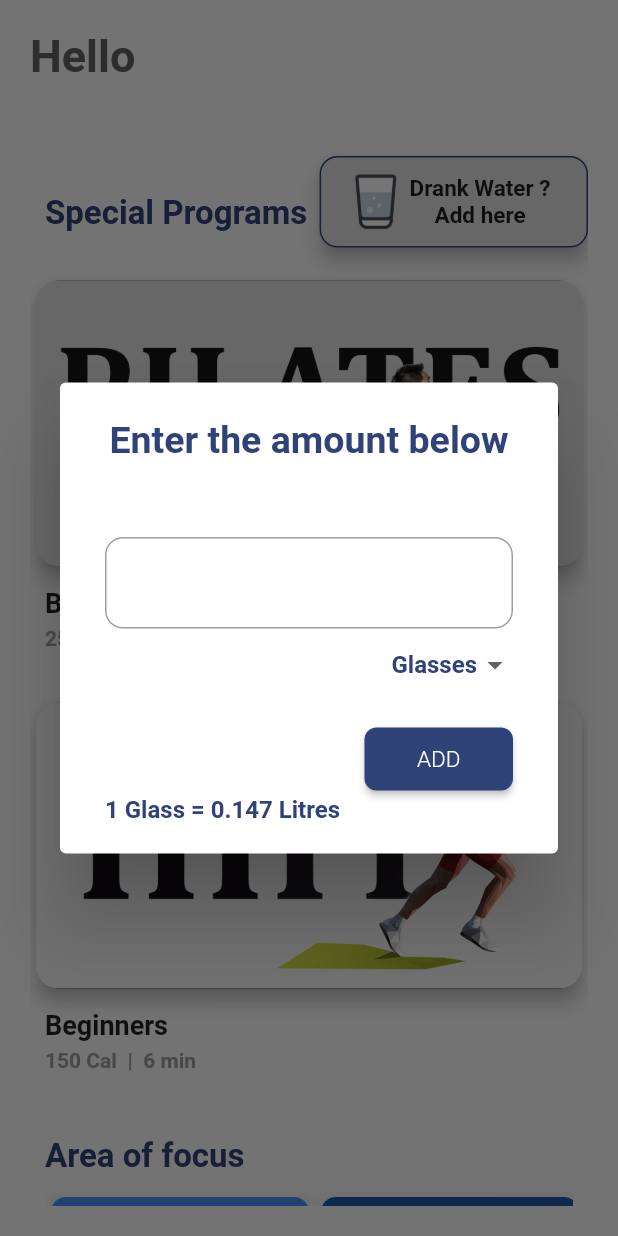
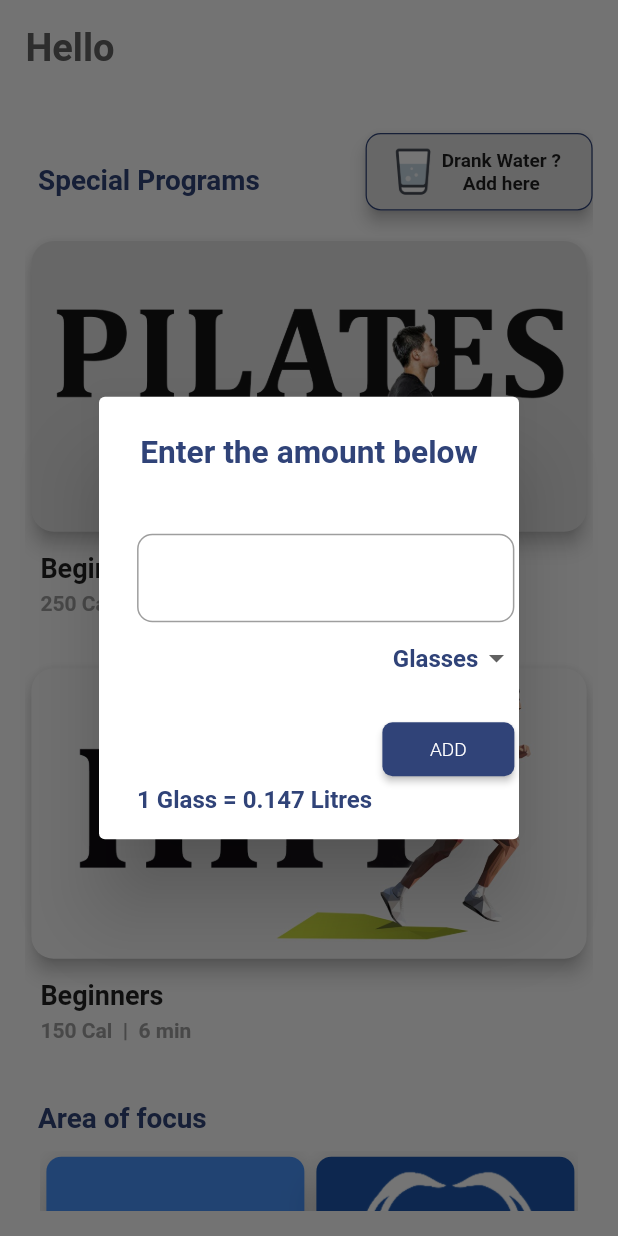
Before and after one commit to Ldev007/CAF-master, a Flutter app: the HomeScreen screen opened directly, after a tap on an icon or button, on a phone screen of 412 x 824 dp. Run offline on Flutter 3.47's test engine with Material 2 defaults, Android fonts, the phone set to English and light mode, and no system bars; our stand-ins replace cached_network_image, carousel_slider, cloud_firestore, firebase_auth, flutter_local_notifications, google_fonts and 3 more; missing offline and left inert: bezier_chart, fit_kit, flutter_qr_bar_scanner, flutter_unity_widget, qrscan, sortedmap; accounts and stored records are empty; Roboto replaces fonts that are missing (fonts/Roboto-Light.ttf).

Commit message:
DietChart & HomeScreen made responsive and shifted tablet() outside build function in ind_food.dart file

```diff
--- a/lib/pages/HomeScreen.dart
+++ b/lib/pages/HomeScreen.dart
@@ -67,7 +67,7 @@ class _HomeScreenState extends State<HomeScreen> {
       //      ),
       //    ),
       body: Padding(
-        padding: EdgeInsets.only(left: 20, top: 20, right: 20, bottom: 20),
+        padding: EdgeInsets.all(vf * 2.053), //20
         child: new ListView(
           children: <Widget>[
             Text(
@@ -75,11 +75,11 @@ class _HomeScreenState extends State<HomeScreen> {
               style: TextStyle(
                 color: Colors.grey[700],
                 fontWeight: FontWeight.w600,
-                fontSize: 30,
+                fontSize: vf * 3.08, //30
               ),
             ),
             Padding(
-              padding: EdgeInsets.only(top: 8),
+              padding: EdgeInsets.only(top: vf * 0.821), //8
               child: Text(
                 name,
                 style: TextStyle(
@@ -90,7 +90,7 @@ class _HomeScreenState extends State<HomeScreen> {
                   fontWeight: FontWeight.bold,
                   decorationThickness: vf * 0.086,
                   decorationColor: darkPurple,
-                  fontSize: 35,
+                  fontSize: vf * 3.593, //35
                 ),
               ),
             ),
@@ -112,8 +112,12 @@ class _HomeScreenState extends State<HomeScreen> {
               mainAxisAlignment: MainAxisAlignment.spaceBetween,
               children: [
                 Padding(
-                  padding:
-                      EdgeInsets.only(left: 10, top: 20, right: 0, bottom: 5),
+                  padding: EdgeInsets.only(
+                    left: vf * 1.026, //10
+                    top: vf * 2.053, //20
+                    right: 0,
+                    bottom: vf * 0.513, //5
+                  ),
                   child: Text(
                     'Special Programs',
                     style: TextStyle(
@@ -121,38 +125,47 @@ class _HomeScreenState extends State<HomeScreen> {
                       fontWeight: FontWeight.bold,
                       decorationThickness: vf * 0.086,
                       decorationColor: darkPurple,
-                      fontSize: 22,
+                      fontSize: vf * 2.258, //22
                     ),
                   ),
                 ),
                 RaisedButton(
-                  elevation: 5,
-                  padding: EdgeInsets.symmetric(vertical: 8, horizontal: 15),
+                  elevation: vf * 0.513, //5
+                  padding: EdgeInsets.symmetric(
+                    vertical: vf * 0.821, //8
+                    horizontal: vf * 1.54, //15
+                  ),
                   shape: RoundedRectangleBorder(
-                      borderRadius: BorderRadius.circular(12),
+                      borderRadius: BorderRadius.circular(vf * 1.232), //12
                       side: BorderSide(
-                          color: CustomStyle.light_bn_color, width: 1)),
+                        color: CustomStyle.light_bn_color,
+                        width: vf * 0.102, //1
+                      )),
                   onPressed: () => showDialog(
                     context: context,
                     builder: (context) => StatefulBuilder(
                         builder: (context, StateSetter setState) {
                       return SimpleDialog(
                         contentPadding: EdgeInsets.only(
-                            top: 50, bottom: 20, left: 30, right: 30),
+                          top: vf * 5.133, //50
+                          bottom: vf * 2.053, //20
+                          left: vf * 3.08, //30
+                          right: 3.08, //30
+                        ),
                         title: Text('Enter the amount below',
                             textAlign: TextAlign.center,
                             style: TextStyle(
-                              fontSize: 25,
+                              fontSize: vf * 2.566, //25
                               fontWeight: FontWeight.bold,
                               color: CustomStyle.light_bn_color,
                             )),
                         children: [
                           TextField(
-                            cursorWidth: 1.5,
+                            cursorWidth: vf * 0.154, //1.5
                             keyboardType: TextInputType.number,
                             controller: cont,
                             style: TextStyle(
-                              fontSize: 18,
+                              fontSize: vf * 1.848, //18
                               color: CustomStyle.light_bn_color,
                               fontWeight: FontWeight.w600,
                             ),
@@ -163,13 +176,15 @@ class _HomeScreenState extends State<HomeScreen> {
                               border: OutlineInputBorder(
                                 borderSide: BorderSide(
                                     color: CustomStyle.light_bn_color),
-                                borderRadius: BorderRadius.circular(12),
+                                borderRadius:
+                                    BorderRadius.circular(vf * 1.232), //12
                               ),
                               focusedBorder: OutlineInputBorder(
                                 borderSide: BorderSide(
-                                    width: 1.5,
+                                    width: vf * 0.154, //1.5
                                     color: CustomStyle.light_bn_color),
-                                borderRadius: BorderRadius.circular(12),
+                                borderRadius:
+                                    BorderRadius.circular(vf * 1.232), //12
                               ),
                             ),
                             cursorColor: CustomStyle.light_bn_color,
@@ -202,22 +217,28 @@ class _HomeScreenState extends State<HomeScreen> {
                               ),
                             ),
                           ),
-                          SizedBox(height: 15),
+                          SizedBox(height: vf * 1.54), //15
                           Align(
                             alignment: Alignment.bottomRight,
                             child: RaisedButton(
                               padding: EdgeInsets.symmetric(
-                                  horizontal: 35, vertical: 12),
+                                horizontal: vf * 3.593, //35
+                                vertical: vf * 1.232, //12
+                              ),
                               shape: RoundedRectangleBorder(
-                                  borderRadius: BorderRadius.circular(8)),
+                                  borderRadius: BorderRadius.circular(
+                                vf * 0.821, //8
+                              )),
                               color: CustomStyle.light_bn_color,
-                              onPressed: () => {
-                          fetch(isWaterInput: true,amount: double.parse(cont.text),metric: obj),
-                              Navigator.pop(context, true),
-                              },
+                              onPressed: () => fetch(
+                                  isWaterInput: true,
+                                  amount: double.parse(cont.text),
+                                  metric: obj),
                               child: Text('ADD',
                                   style: TextStyle(
-                                      fontSize: 15, color: Colors.white)),
+                                    fontSize: vf * 1.54, //15
+                                    color: Colors.white,
+                                  )),
                             ),
                           ),
                           Text(
@@ -234,27 +255,34 @@ class _HomeScreenState extends State<HomeScreen> {
                     children: [
                       Image.asset(
                         'images/water-glass.png',
-                        width: 45,
-                        height: 45,
+                        width: vf * 4.62, //45
+                        height: vf * 4.62, //45
                       ),
                       FittedBox(
                         child: Text(
                           'Drank Water ?\nAdd here',
                           textAlign: TextAlign.center,
                           style: TextStyle(
-                              fontWeight: FontWeight.bold, fontSize: 15),
+                            fontWeight: FontWeight.bold,
+                            fontSize: vf * 1.54, //15
+                          ),
                         ),
                       ),
-                      SizedBox(width: 10),
+                      SizedBox(width: vf * 1.026), //10
                     ],
                   ),
                 )
               ],
             ),
-            SizedBox(height: 10),
+            SizedBox(height: vf * 1.026), //10
             specialprograms(),
             Padding(
-              padding: EdgeInsets.only(left: 10, top: 20, right: 0, bottom: 0),
+              padding: EdgeInsets.only(
+                left: vf * 1.026, //10
+                top: vf * 2.053, //20
+                right: 0,
+                bottom: 0,
+              ),
               child: Text(
                 'Area of focus',
                 style: TextStyle(
@@ -262,7 +290,7 @@ class _HomeScreenState extends State<HomeScreen> {
                   fontWeight: FontWeight.bold,
                   decorationThickness: vf * 0.086,
                   decorationColor: darkPurple,
-                  fontSize: 22,
+                  fontSize: vf * 2.258, //22
                 ),
               ),
             ),
```
Also changed, not shown: lib/pages/DietChart.dart (+68 -50 lines), lib/pages/ind_food.dart (+27 -24 lines).
